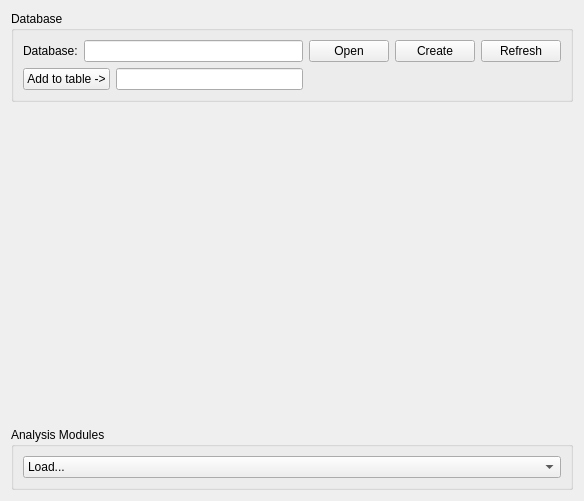
The window that lib/modules/DataManager/AnalysisTemplate.ui (acq4/acq4) describes before a commit, drawn with Qt 5.
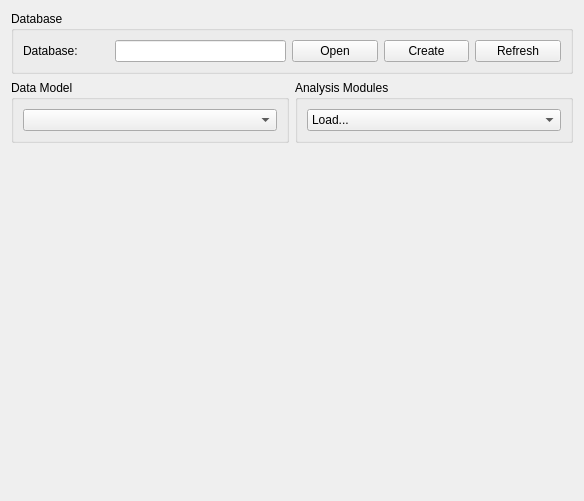
The same window after the commit.

Patch:
```diff
--- a/lib/modules/DataManager/AnalysisTemplate.ui
+++ b/lib/modules/DataManager/AnalysisTemplate.ui
@@ -13,8 +13,8 @@
   <property name="windowTitle">
    <string>Form</string>
   </property>
-  <layout class="QVBoxLayout" name="verticalLayout">
-   <item>
+  <layout class="QGridLayout" name="gridLayout_3">
+   <item row="0" column="0" colspan="2">
     <widget class="QGroupBox" name="groupBox">
      <property name="title">
       <string>Database</string>
@@ -44,16 +44,6 @@
         </property>
        </widget>
       </item>
-      <item row="1" column="0" colspan="2">
-       <widget class="QPushButton" name="addFileBtn">
-        <property name="text">
-         <string>Add to table -&gt;</string>
-        </property>
-       </widget>
-      </item>
-      <item row="1" column="2">
-       <widget class="QLineEdit" name="tableNameText"/>
-      </item>
       <item row="0" column="5">
        <widget class="QPushButton" name="refreshDbBtn">
         <property name="text">
@@ -64,20 +54,7 @@
      </layout>
     </widget>
    </item>
-   <item>
-    <spacer name="verticalSpacer">
-     <property name="orientation">
-      <enum>Qt::Vertical</enum>
-     </property>
-     <property name="sizeHint" stdset="0">
-      <size>
-       <width>168</width>
-       <height>432</height>
-      </size>
-     </property>
-    </spacer>
-   </item>
-   <item>
+   <item row="1" column="1">
     <widget class="QGroupBox" name="groupBox_2">
      <property name="title">
       <string>Analysis Modules</string>
@@ -95,6 +72,31 @@
      </layout>
     </widget>
    </item>
+   <item row="3" column="0" colspan="2">
+    <spacer name="verticalSpacer">
+     <property name="orientation">
+      <enum>Qt::Vertical</enum>
+     </property>
+     <property name="sizeHint" stdset="0">
+      <size>
+       <width>168</width>
+       <height>432</height>
+      </size>
+     </property>
+    </spacer>
+   </item>
+   <item row="1" column="0">
+    <widget class="QGroupBox" name="groupBox_3">
+     <property name="title">
+      <string>Data Model</string>
+     </property>
+     <layout class="QGridLayout" name="gridLayout_4">
+      <item row="0" column="0">
+       <widget class="QComboBox" name="dataModelCombo"/>
+      </item>
+     </layout>
+    </widget>
+   </item>
   </layout>
  </widget>
  <resources/>
```
